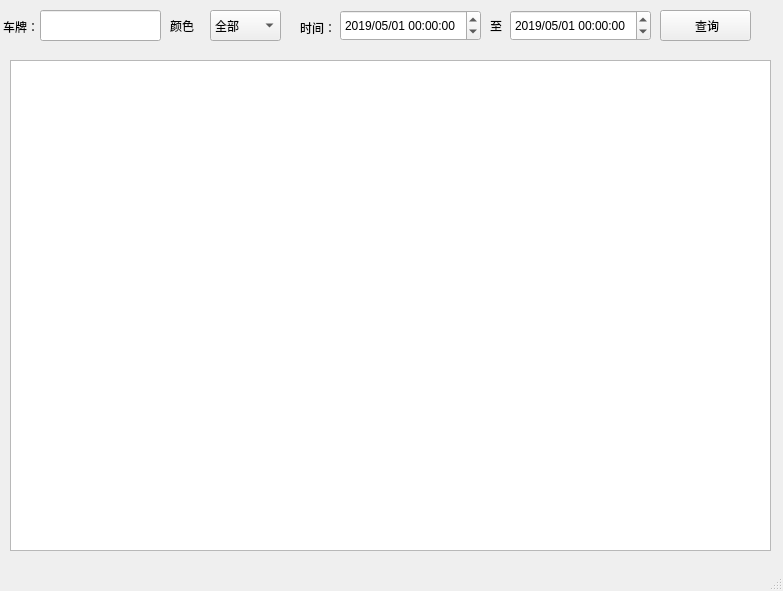
onceonmydoor/OpenCV_VLPR, file search.ui: the form before one commit.
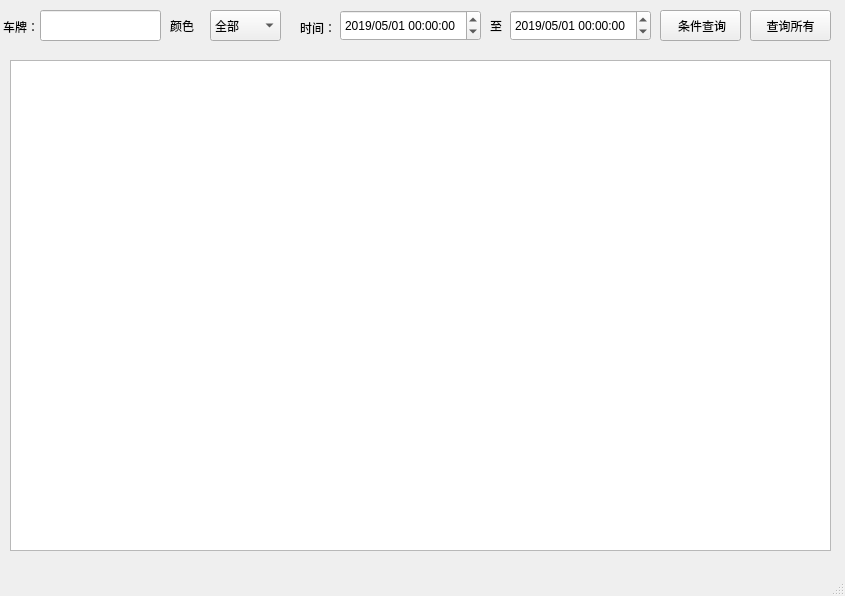
The form after the commit.

Commit message: 查询有bug，待修

Patch:
```diff
--- a/search.ui
+++ b/search.ui
@@ -6,8 +6,8 @@
    <rect>
     <x>0</x>
     <y>0</y>
-    <width>783</width>
-    <height>591</height>
+    <width>845</width>
+    <height>596</height>
    </rect>
   </property>
   <property name="windowTitle">
@@ -19,7 +19,7 @@
      <rect>
       <x>10</x>
       <y>60</y>
-      <width>761</width>
+      <width>821</width>
       <height>491</height>
      </rect>
     </property>
@@ -85,12 +85,12 @@
      <rect>
       <x>660</x>
       <y>10</y>
-      <width>91</width>
+      <width>81</width>
       <height>31</height>
      </rect>
     </property>
     <property name="text">
-     <string> 查询</string>
+     <string> 条件查询</string>
     </property>
    </widget>
    <widget class="QLabel" name="label">
@@ -175,6 +175,19 @@
      <string>颜色</string>
     </property>
    </widget>
+   <widget class="QPushButton" name="all">
+    <property name="geometry">
+     <rect>
+      <x>750</x>
+      <y>10</y>
+      <width>81</width>
+      <height>31</height>
+     </rect>
+    </property>
+    <property name="text">
+     <string>查询所有</string>
+    </property>
+   </widget>
   </widget>
   <widget class="QMenuBar" name="menubar">
    <property name="geometry">
```
Left out of the diff: 19 changed lines with no effect on the pictures. The commit also changes 6 other files.
